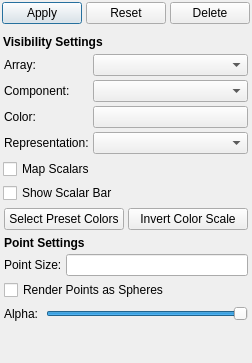
Old version of the form SIMPLVtkLib/QtWidgets/UI_Files/VSInfoWidget.ui in the repository tplatt77/SIMPLVtkLib.
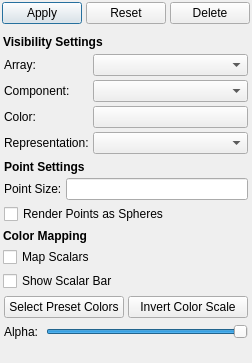
New version of the form. Custom widgets are drawn as their Qt base class.

Commit message: Updated the VSInfoWidget UI file to add a title to the color mapping section, and moved the point size section above the color mapping section.

The edit to the form file:
```diff
--- a/SIMPLVtkLib/QtWidgets/UI_Files/VSInfoWidget.ui
+++ b/SIMPLVtkLib/QtWidgets/UI_Files/VSInfoWidget.ui
@@ -201,7 +201,7 @@
             </property>
            </widget>
           </item>
-          <item row="5" column="0">
+          <item row="6" column="0">
            <widget class="QWidget" name="transparencyWidget" native="true">
             <layout class="QGridLayout" name="gridLayout_10">
              <property name="leftMargin">
@@ -242,7 +242,7 @@
             </layout>
            </widget>
           </item>
-          <item row="3" column="0">
+          <item row="4" column="0">
            <widget class="QWidget" name="mappingWidget" native="true">
             <property name="sizePolicy">
              <sizepolicy hsizetype="Preferred" vsizetype="Preferred">
@@ -272,7 +272,7 @@
              <property name="spacing">
               <number>4</number>
              </property>
-             <item row="0" column="0">
+             <item row="1" column="0">
               <widget class="QCheckBox" name="mapScalarsCheckBox">
                <property name="text">
                 <string>Map Scalars</string>
@@ -282,14 +282,14 @@
                </property>
               </widget>
              </item>
-             <item row="1" column="0">
+             <item row="2" column="0">
               <widget class="QCheckBox" name="showScalarBarCheckBox">
                <property name="text">
                 <string>Show Scalar Bar</string>
                </property>
               </widget>
              </item>
-             <item row="2" column="0">
+             <item row="3" column="0">
               <widget class="QWidget" name="colorPresetWidget" native="true">
                <layout class="QGridLayout" name="gridLayout_9">
                 <property name="leftMargin">
@@ -324,6 +324,19 @@
                </layout>
               </widget>
              </item>
+             <item row="0" column="0">
+              <widget class="QLabel" name="colorMapLabel">
+               <property name="font">
+                <font>
+                 <weight>75</weight>
+                 <bold>true</bold>
+                </font>
+               </property>
+               <property name="text">
+                <string>Color Mapping</string>
+               </property>
+              </widget>
+             </item>
             </layout>
            </widget>
           </item>
@@ -474,7 +487,7 @@
             </layout>
            </widget>
           </item>
-          <item row="4" column="0">
+          <item row="3" column="0">
            <widget class="QWidget" name="pointRenderingWidget" native="true">
             <layout class="QGridLayout" name="gridLayout_3">
              <property name="leftMargin">
```
Left out of the diff: 2 changed lines with no effect on the pictures.
